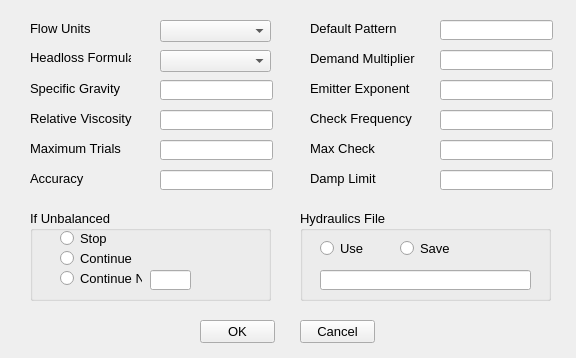
USEPA/SWMM-EPANET_User_Interface, file src/ui/EPANET/frmHydraulicsOptions.ui: the form before one commit.
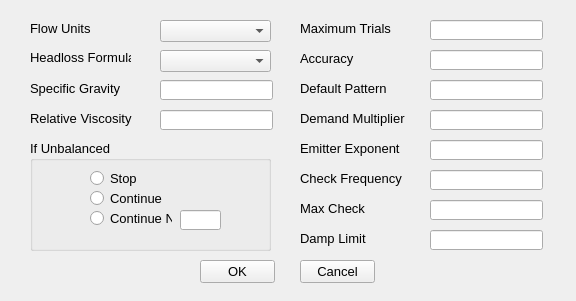
The form after the commit.

Commit message: refined hydraulics options form

The edit to the form file:
```diff
--- a/src/ui/EPANET/frmHydraulicsOptions.ui
+++ b/src/ui/EPANET/frmHydraulicsOptions.ui
@@ -7,7 +7,7 @@
     <x>0</x>
     <y>0</y>
     <width>576</width>
-    <height>358</height>
+    <height>301</height>
    </rect>
   </property>
   <property name="font">
@@ -67,7 +67,7 @@
     <property name="geometry">
      <rect>
       <x>200</x>
-      <y>320</y>
+      <y>260</y>
       <width>75</width>
       <height>23</height>
      </rect>
@@ -80,7 +80,7 @@
     <property name="geometry">
      <rect>
       <x>300</x>
-      <y>320</y>
+      <y>260</y>
       <width>75</width>
       <height>23</height>
      </rect>
@@ -145,8 +145,8 @@
    <widget class="QLabel" name="lblMaximumTrials">
     <property name="geometry">
      <rect>
-      <x>30</x>
-      <y>140</y>
+      <x>300</x>
+      <y>20</y>
       <width>111</width>
       <height>16</height>
      </rect>
@@ -158,8 +158,8 @@
    <widget class="QLineEdit" name="txtMaximumTrials">
     <property name="geometry">
      <rect>
-      <x>160</x>
-      <y>140</y>
+      <x>430</x>
+      <y>20</y>
       <width>113</width>
       <height>20</height>
      </rect>
@@ -168,8 +168,8 @@
    <widget class="QLabel" name="lblAccuracy">
     <property name="geometry">
      <rect>
-      <x>30</x>
-      <y>170</y>
+      <x>300</x>
+      <y>50</y>
       <width>111</width>
       <height>16</height>
      </rect>
@@ -181,8 +181,8 @@
    <widget class="QLineEdit" name="txtAccuracy">
     <property name="geometry">
      <rect>
-      <x>160</x>
-      <y>170</y>
+      <x>430</x>
+      <y>50</y>
       <width>113</width>
       <height>20</height>
      </rect>
@@ -191,8 +191,8 @@
    <widget class="QLabel" name="lblDefaultPattern">
     <property name="geometry">
      <rect>
-      <x>310</x>
-      <y>20</y>
+      <x>300</x>
+      <y>80</y>
       <width>111</width>
       <height>16</height>
      </rect>
@@ -204,8 +204,8 @@
    <widget class="QLabel" name="lblDemandMultiplier">
     <property name="geometry">
      <rect>
-      <x>310</x>
-      <y>50</y>
+      <x>300</x>
+      <y>110</y>
       <width>111</width>
       <height>16</height>
      </rect>
@@ -217,8 +217,8 @@
    <widget class="QLabel" name="lblEmitterExponent">
     <property name="geometry">
      <rect>
-      <x>310</x>
-      <y>80</y>
+      <x>300</x>
+      <y>140</y>
       <width>111</width>
       <height>16</height>
      </rect>
@@ -230,8 +230,8 @@
    <widget class="QLineEdit" name="txtDefaultPattern">
     <property name="geometry">
      <rect>
-      <x>440</x>
-      <y>20</y>
+      <x>430</x>
+      <y>80</y>
       <width>113</width>
       <height>20</height>
      </rect>
@@ -240,8 +240,8 @@
    <widget class="QLineEdit" name="txtDemandMultiplier">
     <property name="geometry">
      <rect>
-      <x>440</x>
-      <y>50</y>
+      <x>430</x>
+      <y>110</y>
       <width>113</width>
       <height>20</height>
      </rect>
@@ -250,8 +250,8 @@
    <widget class="QLineEdit" name="txtEmitterExponent">
     <property name="geometry">
      <rect>
-      <x>440</x>
-      <y>80</y>
+      <x>430</x>
+      <y>140</y>
       <width>113</width>
       <height>20</height>
      </rect>
@@ -260,8 +260,8 @@
    <widget class="QLabel" name="lblCheckFrequency">
     <property name="geometry">
      <rect>
-      <x>310</x>
-      <y>110</y>
+      <x>300</x>
+      <y>170</y>
       <width>111</width>
       <height>16</height>
      </rect>
@@ -273,8 +273,8 @@
    <widget class="QLabel" name="lblMaxCheck">
     <property name="geometry">
      <rect>
-      <x>310</x>
-      <y>140</y>
+      <x>300</x>
+      <y>200</y>
       <width>111</width>
       <height>16</height>
      </rect>
@@ -286,8 +286,8 @@
    <widget class="QLabel" name="lblDampLimit">
     <property name="geometry">
      <rect>
-      <x>310</x>
-      <y>170</y>
+      <x>300</x>
+      <y>230</y>
       <width>111</width>
       <height>16</height>
      </rect>
@@ -299,8 +299,8 @@
    <widget class="QLineEdit" name="txtCheckFrequency">
     <property name="geometry">
      <rect>
-      <x>440</x>
-      <y>110</y>
+      <x>430</x>
+      <y>170</y>
       <width>113</width>
       <height>20</height>
      </rect>
@@ -309,8 +309,8 @@
    <widget class="QLineEdit" name="txtMaxCheck">
     <property name="geometry">
      <rect>
-      <x>440</x>
-      <y>140</y>
+      <x>430</x>
+      <y>200</y>
       <width>113</width>
       <height>20</height>
      </rect>
@@ -319,8 +319,8 @@
    <widget class="QLineEdit" name="txtDampLimit">
     <property name="geometry">
      <rect>
-      <x>440</x>
-      <y>170</y>
+      <x>430</x>
+      <y>230</y>
       <width>113</width>
       <height>20</height>
      </rect>
@@ -330,9 +330,9 @@
     <property name="geometry">
      <rect>
       <x>30</x>
-      <y>210</y>
+      <y>140</y>
       <width>241</width>
-      <height>91</height>
+      <height>111</height>
      </rect>
     </property>
     <property name="title">
@@ -341,8 +341,8 @@
     <widget class="QLineEdit" name="txtContinueN">
      <property name="geometry">
       <rect>
-       <x>120</x>
-       <y>60</y>
+       <x>150</x>
+       <y>70</y>
        <width>41</width>
        <height>20</height>
       </rect>
@@ -351,8 +351,8 @@
     <widget class="QRadioButton" name="rbnStop">
      <property name="geometry">
       <rect>
-       <x>30</x>
-       <y>20</y>
+       <x>60</x>
+       <y>30</y>
        <width>82</width>
        <height>17</height>
       </rect>
@@ -364,8 +364,8 @@
     <widget class="QRadioButton" name="rbnContinue">
      <property name="geometry">
       <rect>
-       <x>30</x>
-       <y>40</y>
+       <x>60</x>
+       <y>50</y>
        <width>82</width>
        <height>17</height>
       </rect>
@@ -377,8 +377,8 @@
     <widget class="QRadioButton" name="rbnContinueN">
      <property name="geometry">
       <rect>
-       <x>30</x>
-       <y>60</y>
+       <x>60</x>
+       <y>70</y>
        <width>82</width>
        <height>17</height>
       </rect>
@@ -388,55 +388,6 @@
      </property>
     </widget>
    </widget>
-   <widget class="QGroupBox" name="gbxHydraulics">
-    <property name="geometry">
-     <rect>
-      <x>300</x>
-      <y>210</y>
-      <width>251</width>
-      <height>91</height>
-     </rect>
-    </property>
-    <property name="title">
-     <string>Hydraulics File</string>
-    </property>
-    <widget class="QLineEdit" name="txtHydraulicsFile">
-     <property name="geometry">
-      <rect>
-       <x>20</x>
-       <y>60</y>
-       <width>211</width>
-       <height>20</height>
-      </rect>
-     </property>
-    </widget>
-    <widget class="QRadioButton" name="rbnUse">
-     <property name="geometry">
-      <rect>
-       <x>20</x>
-       <y>30</y>
-       <width>82</width>
-       <height>17</height>
-      </rect>
-     </property>
-     <property name="text">
-      <string>Use</string>
-     </property>
-    </widget>
-    <widget class="QRadioButton" name="rbnSave">
-     <property name="geometry">
-      <rect>
-       <x>100</x>
-       <y>30</y>
-       <width>82</width>
-       <height>17</height>
-      </rect>
-     </property>
-     <property name="text">
-      <string>Save</string>
-     </property>
-    </widget>
-   </widget>
   </widget>
  </widget>
  <layoutdefault spacing="6" margin="11"/>
```
The commit also changes 2 other files.
